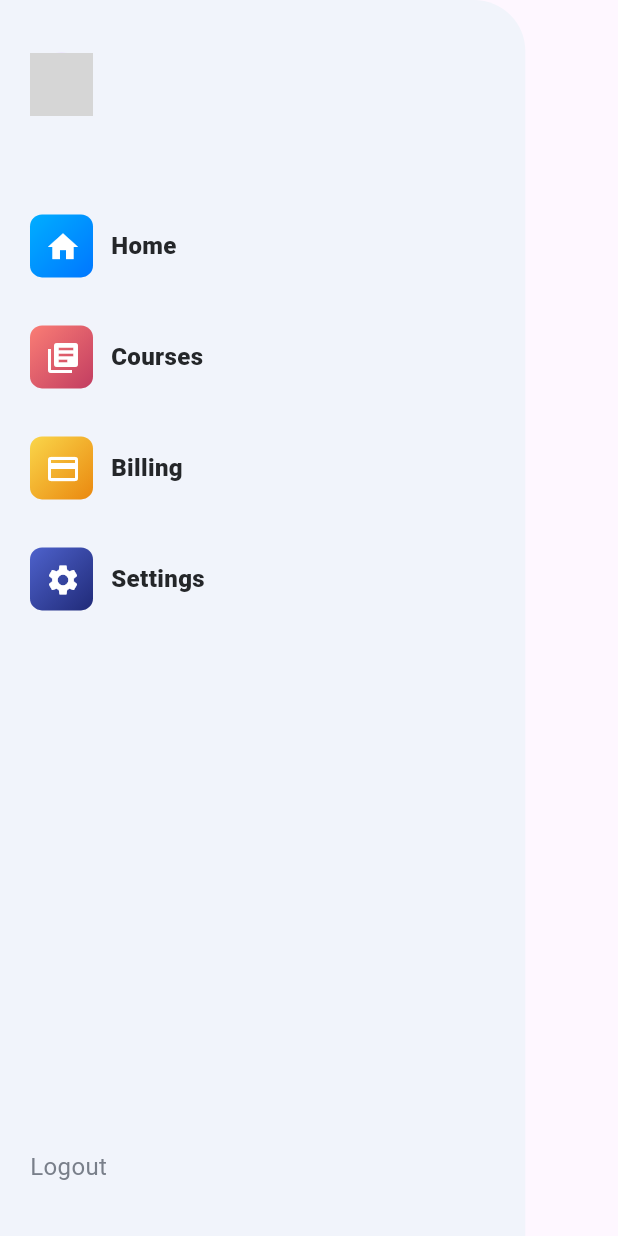
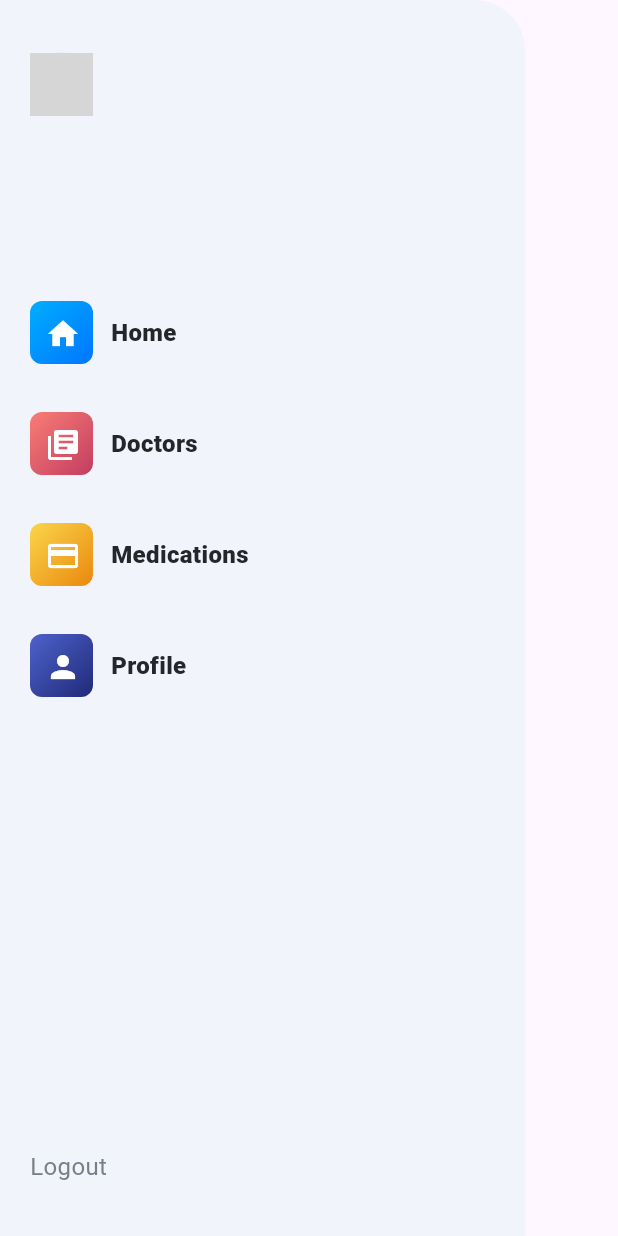
Before and after one commit to Zain-ul-din/doctor-appointment-app, a Flutter app: the SidebarScreen widget shown alone on an empty page, opened directly, on a phone screen of 412 x 824 dp. Run offline on Flutter 3.47's test engine with Material 3 defaults, Android fonts, the phone set to English and light mode, and no system bars; network calls fail; grey boxes are pictures that could not be loaded.

Commit message:
update sidebar

```diff
--- a/lib/models/sidebar.dart
+++ b/lib/models/sidebar.dart
@@ -26,7 +26,7 @@ var sidebarItems = [
     ),
   ),
   SidebarItem(
-    title: "Courses",
+    title: "Doctors",
     background: const LinearGradient(
         begin: Alignment.topLeft,
         end: Alignment.bottomRight,
@@ -37,7 +37,7 @@ var sidebarItems = [
     ),
   ),
   SidebarItem(
-    title: "Billing",
+    title: "Medications",
     background: const LinearGradient(
         begin: Alignment.topLeft,
         end: Alignment.bottomRight,
@@ -48,14 +48,14 @@ var sidebarItems = [
     ),
   ),
   SidebarItem(
-    title: "Settings",
+    title: "Profile",
     background: const LinearGradient(
       begin: Alignment.topLeft,
       end: Alignment.bottomRight,
       colors: [Color(0xFF4E62CC), Color(0xFF202A78)],
     ),
     icon: const Icon(
-      Icons.settings,
+      Icons.person,
       color: Colors.white,
     ),
   ),
--- a/lib/screens/sidebar_screen.dart
+++ b/lib/screens/sidebar_screen.dart
@@ -31,7 +31,7 @@ class SidebarScreen extends StatelessWidget {
               radius: 21.0,
             ),
             SizedBox(
-              height: screenSize.height * 0.08,
+              height: screenSize.height * 0.15,
             ),
             SidebarRow(
               sidebarItem: sidebarItems[0],
```
